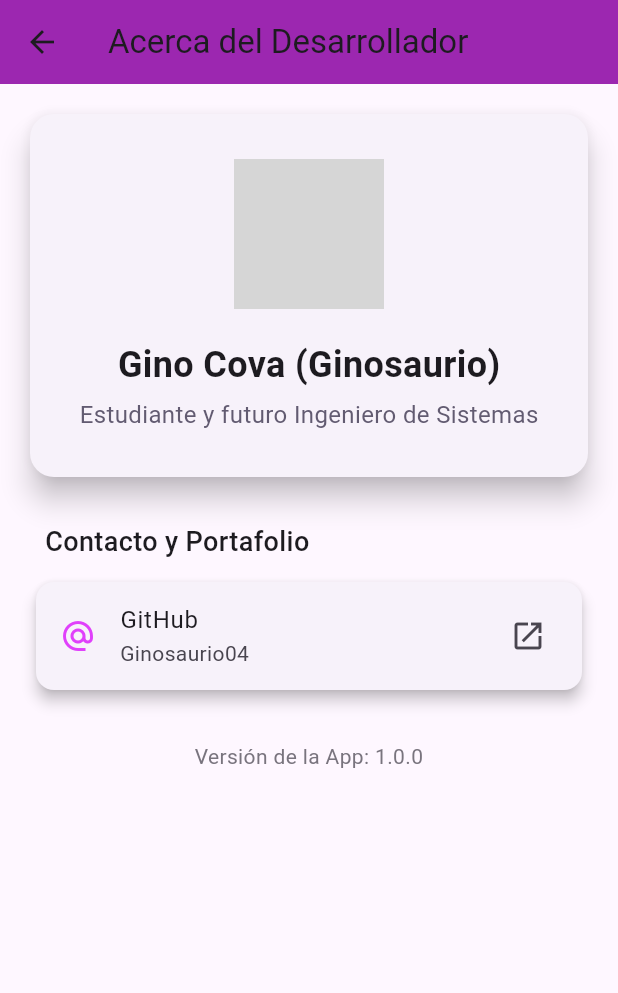
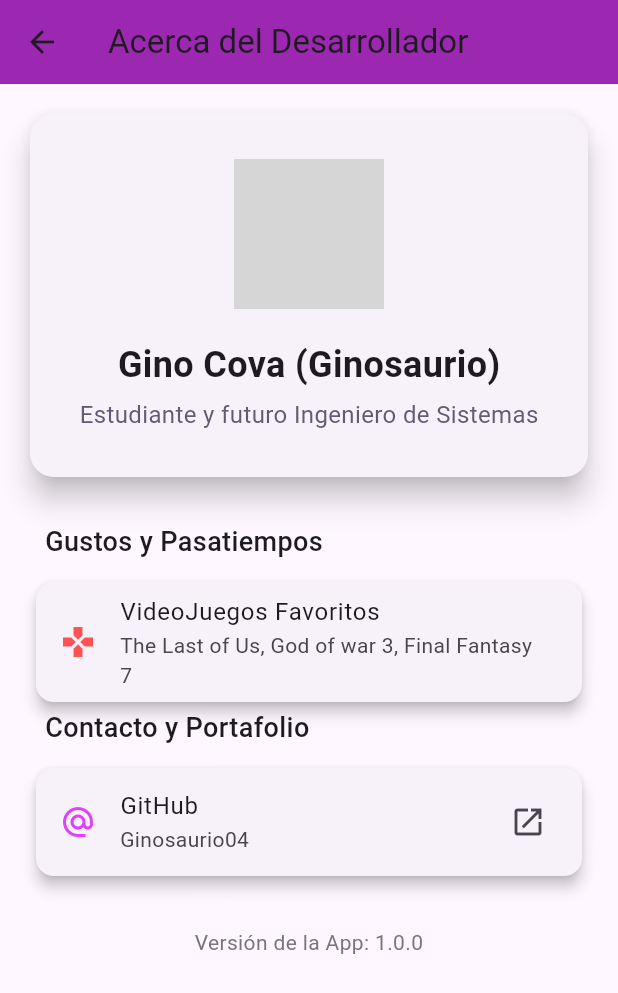
Before and after one commit to Ginosaurio04/flutter_application_gino, a Flutter app: the Perfil screen opened by its route, after a tap on "GitHub", on a phone screen of 412 x 824 dp. Shown: the top 993 px of the screen. Run offline on Flutter 3.47's test engine with Material 3 defaults, Android fonts, the phone set to English and light mode, and no system bars; network calls fail; key blocks and very long unbroken strings in the code were emptied for the run; grey boxes are pictures that could not be loaded.

Commit message:
agregando detalles en el perfil

```diff
--- a/lib/screens/perfil.dart
+++ b/lib/screens/perfil.dart
@@ -4,9 +4,7 @@ class Perfil extends StatelessWidget {
   const Perfil({super.key, required this.title});
 
   void _launchURL(String url) {
-    print(
-      'Intentando abrir URL: $url (Deberías usar la librería url_launcher)',
-    );
+    print('Intentando abrir URL: $url');
   }
 
   final String title;
@@ -66,6 +64,29 @@ class Perfil extends StatelessWidget {
           const Padding(
             padding: EdgeInsets.only(left: 10, bottom: 10),
             child: Text(
+              'Gustos y Pasatiempos',
+              style: TextStyle(fontSize: 18, fontWeight: FontWeight.w500),
+            ),
+          ),
+
+          Card(
+            elevation: 4,
+            child: Column(
+              children: <Widget>[
+                ListTile(
+                  leading: const Icon(Icons.gamepad, color: Colors.redAccent),
+                  title: const Text('VideoJuegos Favoritos'),
+                  subtitle: const Text(
+                    'The Last of Us, God of war 3, Final Fantasy 7',
+                  ),
+                ),
+              ],
+            ),
+          ),
+
+          const Padding(
+            padding: EdgeInsets.only(left: 10, bottom: 10),
+            child: Text(
               'Contacto y Portafolio',
               style: TextStyle(fontSize: 18, fontWeight: FontWeight.w500),
             ),
```
